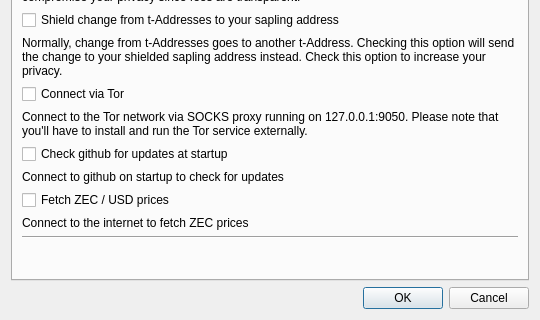
The window that src/settings.ui (ZcashFoundation/zecwallet) describes before a commit, drawn with Qt 5; both pictures show x 0 to 540 and y 184 to 504 of the 540 by 504 pixel window.
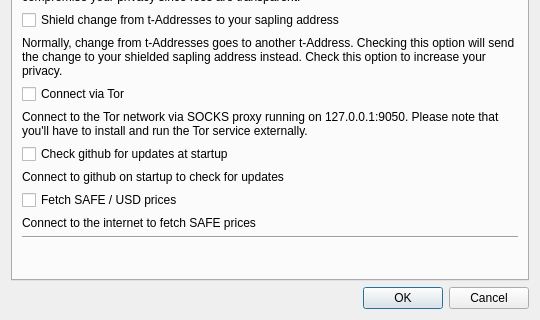
The same window after the commit.

```diff
--- a/src/settings.ui
+++ b/src/settings.ui
@@ -270,14 +270,14 @@
        <item row="12" column="0" colspan="2">
         <widget class="QLabel" name="label_10">
          <property name="text">
-          <string>Connect to the internet to fetch ZEC prices</string>
+          <string>Connect to the internet to fetch SAFE prices</string>
          </property>
         </widget>
        </item>
        <item row="11" column="0" colspan="2">
         <widget class="QCheckBox" name="chkFetchPrices">
          <property name="text">
-          <string>Fetch ZEC / USD prices</string>
+          <string>Fetch SAFE / USD prices</string>
          </property>
         </widget>
        </item>
```
Left out of the diff: 4 changed lines with no effect on the pictures.
